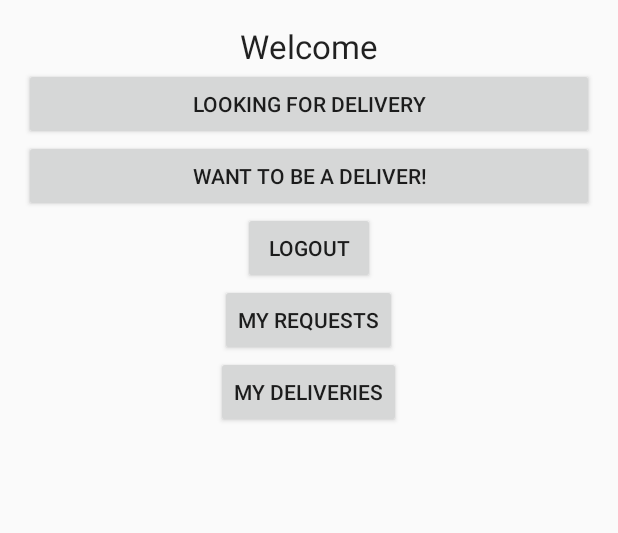
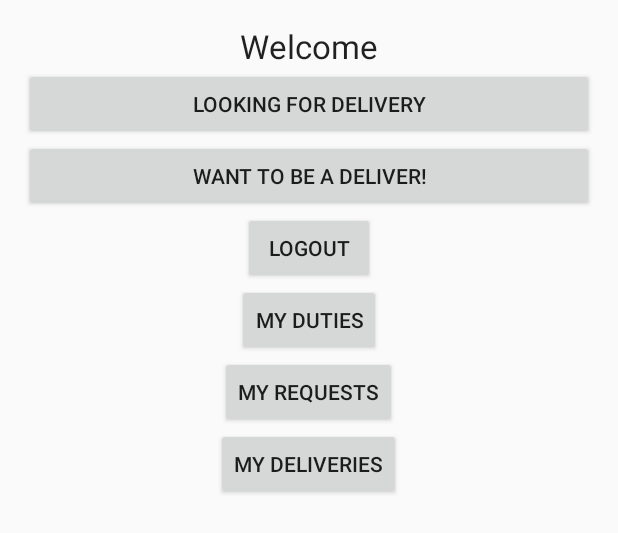
Before and after one commit to nadavro/Friendeliver, an Android app: the layout activity_profile.xml on its own in the app's theme, with its tools: preview values and no code run, on a phone screen of 412 x 824 dp. Shown: the top 533 px of the screen. Run offline under Robolectric (Android 15) with nearby library versions, the phone set to English and light mode, and no system bars.

Commit message:
everything working before fragments

```diff
--- a/app/src/main/res/layout/activity_profile.xml
+++ b/app/src/main/res/layout/activity_profile.xml
@@ -48,8 +48,14 @@
         <Button
             android:layout_width="wrap_content"
             android:layout_height="wrap_content"
+            android:text="My Duties"
+            android:id="@+id/myDutiesBtn"
+            android:layout_gravity="center_horizontal"/>
+        <Button
+            android:layout_width="wrap_content"
+            android:layout_height="wrap_content"
             android:text="My Requests"
-            android:id="@+id/myDutiesBtn"
+            android:id="@+id/myRequestBtn"
             android:layout_gravity="center_horizontal"/>
         <Button
             android:layout_width="wrap_content"
```
Also changed, not shown: app/src/main/java/com/nadavrozen/myfirebaseauth/ProfileActivity.java (+8 -2 lines).
